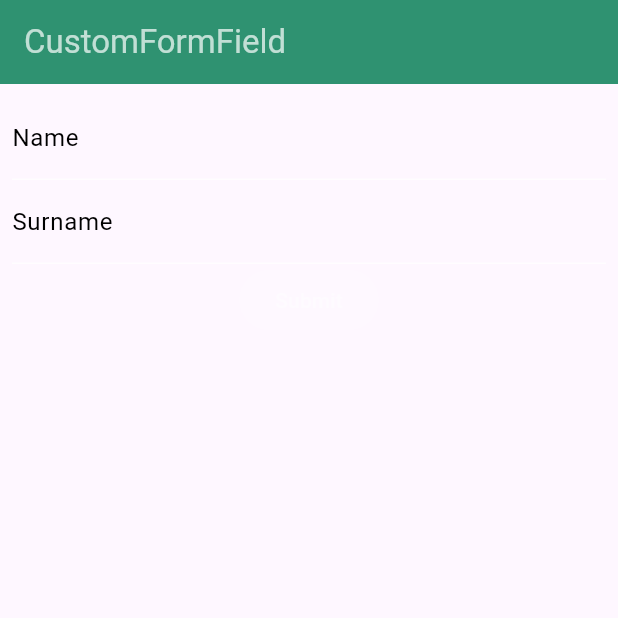
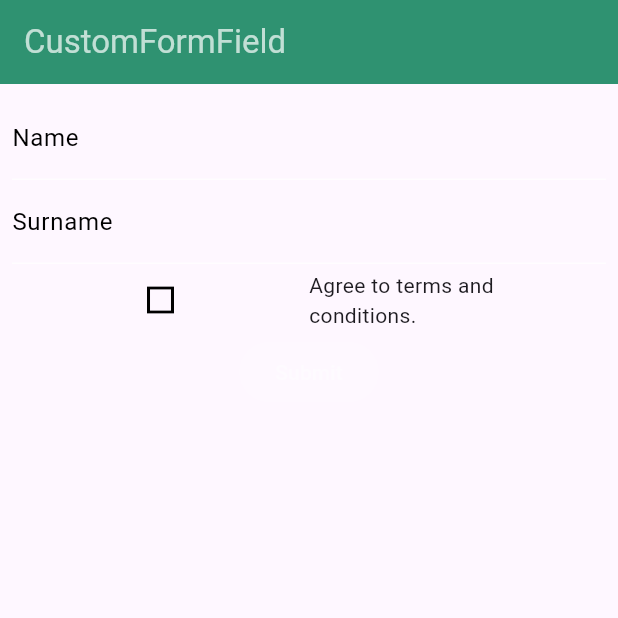
Before and after one commit to kadiirhocaoglu/InternHST, a Flutter app: the CustomFormField screen opened directly, on a phone screen of 412 x 824 dp, the top half of it. Run offline on Flutter 3.47's test engine with Material 3 defaults, Android fonts, the phone set to English and light mode, and no system bars; our stand-ins replace animated_text_kit, dio; missing offline and left inert: flutter_nfc_kit, ndef.

Commit message:
22 july bottom sheet fix

```diff
--- a/custom_form_field/lib/form_field/custom_form_field_view.dart
+++ b/custom_form_field/lib/form_field/custom_form_field_view.dart
@@ -1,5 +1,6 @@
 import 'package:custom_form_field/form_field/custom_form_field_mixin.dart';
 import 'package:custom_form_field/form_field/custom_validator.dart';
+import 'package:custom_form_field/form_field/sheet_form_field.dart';
 import 'package:flutter/material.dart';
 
 
@@ -33,6 +34,7 @@
                 labelText: "Surname"
                ),
             ),
+            SheetFormField(),
             ValueListenableBuilder<bool>(
               valueListenable:  formValidateNotifier,
               builder: (context, value, child)  {
--- /dev/null
+++ b/custom_form_field/lib/form_field/sheet_form_field.dart
@@ -0,0 +1,32 @@
+import 'package:flutter/material.dart';
+import 'package:custom_form_field/form_field/text_bottom_sheet.dart';
+
+class SheetFormField extends FormField<bool> {
+  SheetFormField({
+    super.key,
+  }) : super(
+          validator: (bool? value) => value ?? false ? null : '',
+          builder: (FormFieldState<bool> state) {
+            return Row(
+              children: [
+                Expanded(
+                  child: IconButton(
+                    icon: Icon(
+                      state.value ?? false
+                          ? Icons.square
+                          : Icons.square_outlined,
+                    ),
+                    onPressed: () async {
+                      if (state.isValid) return;
+
+                      final response = await TextBottomSheet.show(state.context);
+                      state.didChange(response ?? false);
+                    },
+                  ),
+                ),
+                Expanded(child: Text("Agree to terms and conditions."))
+              ],
+            );
+          },
+        );
+}
--- /dev/null
+++ b/register_hst_flutter/lib/feature/singup/widgets/terms_conditions_bottom_sheet.dart
@@ -0,0 +1 @@
+part of '../signup_view.dart';
--- a/register_hst_flutter/lib/main.dart
+++ b/register_hst_flutter/lib/main.dart
@@ -1,5 +1,5 @@
 import 'package:flutter/material.dart';
-import 'package:register_hst_flutter/feature/singup/color_constants.dart';
+import 'package:register_hst_flutter/feature/singup/constants/color_constants.dart';
 import 'package:register_hst_flutter/feature/singup/signup_view.dart';
 
 void main() {
```
Also changed, not shown: custom_form_field/lib/form_field/text_bottom_sheet.dart (added, +25 -0 lines), register_hst_flutter/lib/feature/singup/signup_view.dart (+9 -8 lines), register_hst_flutter/lib/feature/singup/constants/color_constants.dart (renamed from register_hst_flutter/lib/feature/singup/color_constants.dart), register_hst_flutter/lib/feature/singup/constants/signup_keys.dart (renamed from register_hst_flutter/lib/feature/singup/signup_keys.dart), register_hst_flutter/lib/feature/singup/constants/signup_size_constants.dart (renamed from register_hst_flutter/lib/feature/singup/signup_size_constants.dart), register_hst_flutter/lib/feature/singup/widgets/signup_button.dart (renamed from register_hst_flutter/lib/feature/singup/widget/signup_button.dart), register_hst_flutter/lib/feature/singup/widgets/signup_header_title.dart (renamed from register_hst_flutter/lib/feature/singup/widget/signup_header_title.dart), register_hst_flutter/lib/feature/singup/widgets/signup_text_field.dart (renamed from register_hst_flutter/lib/feature/singup/widget/signup_text_field.dart), register_hst_flutter/lib/feature/singup/widgets/singup_already_signin.dart (renamed from register_hst_flutter/lib/feature/singup/widget/singup_already_signin.dart), register_hst_flutter/lib/feature/singup/widgets/singup_check_box.dart (renamed from register_hst_flutter/lib/feature/singup/widget/singup_check_box.dart).
